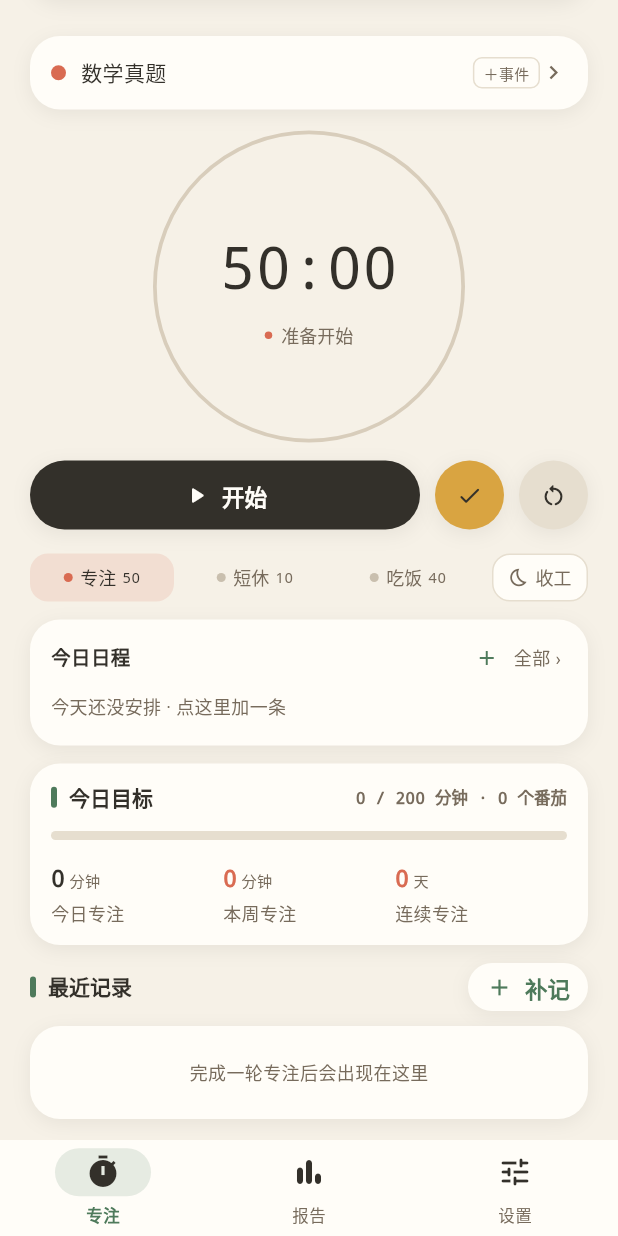
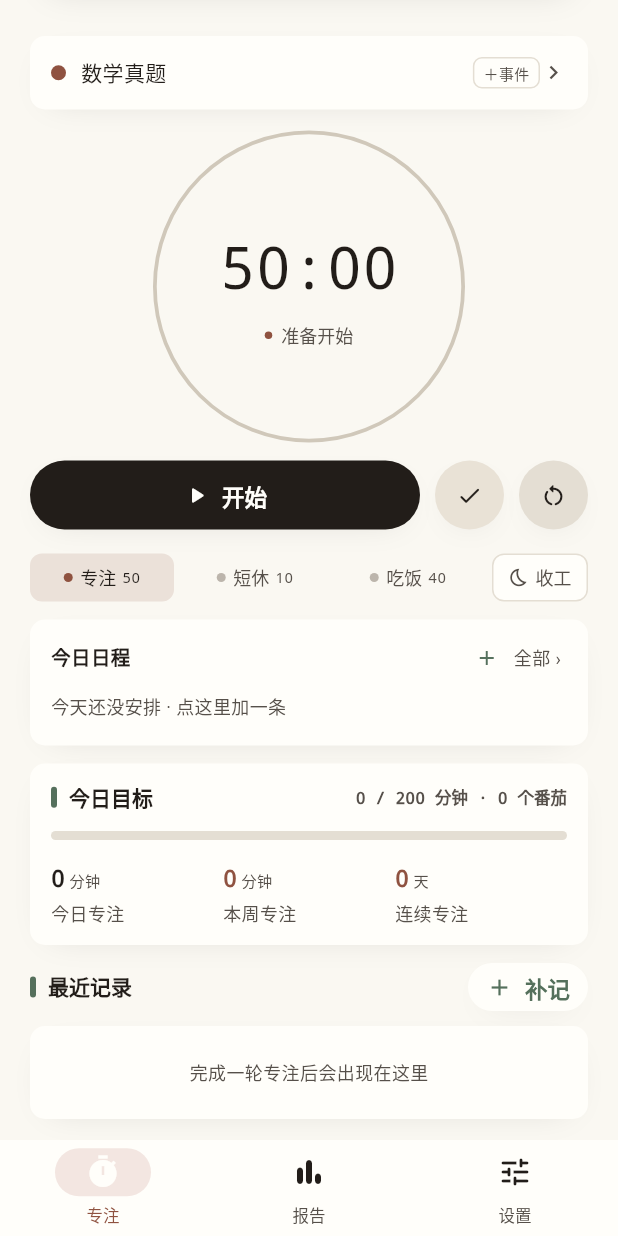
Before and after one commit to syc13534102408-gif/pomodoro, a Flutter app: the screen it shows after launch, scrolled down 112 dp, on a phone screen of 412 x 824 dp. Run offline on Flutter 3.47's test engine with Material 3 defaults, Android fonts, the phone set to English and light mode, and no system bars; our stand-ins replace audioplayers, flutter_local_notifications, shared_preferences, timezone; missing offline and left inert: flutter_foreground_task.

Commit message:
P0：换成檀褐素纸令牌层（17 色 + 六档字号 + 圆角/阴影/宋体），保留旧令牌兼容逻辑层

```diff
--- a/pomodoro_app/lib/src/theme.dart
+++ b/pomodoro_app/lib/src/theme.dart
@@ -1,107 +1,269 @@
 import 'package:flutter/material.dart';
 
-/// 方案 E「松林手帐」设计令牌 v2。
+/// V3「Claude 素纸书房 · 檀褐 Rosewood」设计令牌（2026-11-12 定稿）。
 ///
-/// 只有浅纸一套（D3 定稿）：纸面-卡片明度差 + 柔和投影分层，
-/// 阶段色只做语义小面积；主行动墨底纸字（R2）。
+/// 权威来源：`outputs/redesign-v3-2026-11-12/01-claude-studio.html` 与
+/// `design-spec-v3.md`。**页面代码禁止出现十六进制色值**，一律走这里。
+///
+/// 兼容约定：下方「旧名兼容」段保留了 v1.3.27 及之前所有令牌名
+/// （`card/sub/faint/pine/focus/mint/gold/goldInk/track`），因为 `models.dart`
+/// 的 `SessionMode.color/lineColor` 与其它逻辑层代码引用了它们；逻辑层一行未动，
+/// 只把取值映射到新色板。新增代码请直接用定稿语义名。
 class PineColors {
   const PineColors._();
 
-  /// 全局纸面底（scaffold / bottom sheet）
-  static const paper = Color(0xFFF6F1E7);
+  // ── 纸面四阶 ───────────────────────────────────────────────────────────
+  /// 主宣纸：页面主底
+  static const paper = Color(0xFFFAF8F2);
 
-  /// 卡片/便签底（card）
-  static const card = Color(0xFFFFFDF8);
+  /// 手稿书页：卡片 / Composer 笺纸
+  static const sheet = Color(0xFFFFFEFA);
 
-  /// 墨色主文字 / 主行动按钮底
-  static const ink = Color(0xFF33302A);
+  /// 亚麻凹槽：比例尺槽 / 输入底
+  static const sunken = Color(0xFFF0EBE2);
 
-  /// 次级文字、未选中、说明。
-  /// 2026-10-25 压暗：原 #85796A 对纸面只有 3.78:1、对卡片 4.18:1，
-  /// 而它承载全屏 10–12px 文字（方案 E §7.1 要求正文级 ≥4.5:1）。
-  /// 现值对纸面 4.62:1、对卡片 5.11:1。
-  static const sub = Color(0xFF776B5C);
+  /// 楮皮侧栏 / 装帧底
+  static const sand = Color(0xFFE9E2D6);
 
-  /// 禁用、空态占位
-  static const faint = Color(0xFFC9BFAE);
+  // ── 松烟墨四阶 ─────────────────────────────────────────────────────────
+  /// 浓墨（对纸 15.7:1）
+  static const ink = Color(0xFF221D19);
 
-  /// hairline 分隔 / 轨道 / 1px 描边
-  static const line = Color(0xFFE6DECF);
+  /// 中墨（对纸 7.5:1）
+  static const ink2 = Color(0xFF56504A);
 
-  /// 品牌松绿：Tab 选中、开关开态、勾选、达标/完成章、聚焦边
-  static const pine = Color(0xFF4E7A5B);
+  /// 淡墨：元信息、刻度注记
+  static const ink3 = Color(0xFF857F78);
 
-  /// 专注阶段色 + 危险语义（删除/清空）
-  static const focus = Color(0xFFD96B52);
+  /// 极淡墨：空刻度、完成划线
+  static const inkFaint = Color(0xFFBCB5AC);
 
-  /// 短休阶段色（2026-10-25 压暗到 3.37:1，原 #5FAE8B 作环弧只有 2.36:1，
-  /// 不达 WCAG 1.4.11 对「进度图形」的 3.0:1）。
-  static const mint = Color(0xFF47916E);
+  // ── 装帧线 ─────────────────────────────────────────────────────────────
+  /// 1px 裁切线
+  static const line = Color(0xFFE4DED3);
 
-  /// 长休阶段色 / 超时 / 「完成」按钮底
-  static const gold = Color(0xFFD9A441);
+  /// 定界线 / 控件描边
+  static const lineStrong = Color(0xFFD0C8BA);
 
-  /// 进度轨道（环轨、细进度条底）。**不要用 `line`**：`line` 是 hairline 分隔线，
-  /// 必须极浅（对纸面 1.19:1），而轨道要让「剩余比例」读得出来；两个用途的
-  /// 对比度要求相反，所以单独成令牌（2026-10-25 评审）。
-  static const track = Color(0xFFD8CDBB);
+  // ── 主强调 · 檀褐 ──────────────────────────────────────────────────────
+  /// 檀褐（对纸 5.73:1，白字对其 5.99:1）：主行动、定界线、比例尺游标、方印
+  static const accent = Color(0xFF8F5240);
 
-  /// `gold` 的文字/线条变体。`gold` 只作按钮底（其上放 ink 字 5.85:1）；
-  /// 直接当时钟/弧色对纸面只有 2.00:1，大字号也不达 3.0:1。
-  static const goldInk = Color(0xFFA87A2B);
+  /// 按下态深笔
+  static const accentDeep = Color(0xFF7A4434);
 
-  /// 阶段/语义色派生浅底：`α=.14 叠在纸面`，供段选、选中行、徽章底等使用。
+  /// 淡敷底 / 选中底
+  static const accentSoft = Color(0xFFF3E6E1);
+
+  // ── 辅助矿物色 ─────────────────────────────────────────────────────────
+  /// 青瓷松绿：同步点 / 短休
+  static const celadon = Color(0xFF55705C);
+
+  /// 赭石：超时加分 / 吃饭
+  static const ochre = Color(0xFF8A6A33);
+
+  /// 茜红：危险操作
+  static const crimson = Color(0xFF9E3328);
+
+  // ── 水墨四阶（图表堆叠柱专用，固定顺序不可换）─────────────────────────
+  /// 浓墨 82%
+  static const ink82 = Color(0xD1221D19);
+
+  /// 中墨 46%
+  static const ink46 = Color(0x7556504A);
+
+  /// 淡墨 22%
+  static const ink22 = Color(0x38857F78);
+
+  // ── 旧名兼容（逻辑层引用，勿删）────────────────────────────────────────
+  static const card = sheet;
+  static const sub = ink2;
+  static const faint = inkFaint;
+  static const pine = celadon;
+  static const focus = accent;
+  static const mint = celadon;
+
+  /// 长休 / 完成的「实底」：浅赭纸底。`ink` 压在其上 ≥4.5:1
+  /// （stage_color_test 断言），故不能直接用较暗的 `ochre`。
+  static const gold = sand;
+
+  /// 赭石线色：长休的线条 / 超时加分，对纸 ≥3.0:1 且与 `gold` 不同。
+  static const goldInk = ochre;
+
+  /// 进度轨道：比 hairline 更显眼但不能抢主体（stage_color_test 断言 1.2–1.8）。
+  static const track = lineStrong;
+
+  /// 语义色派生浅底（α=.14 叠在纸面），供段选、选中行、徽章底使用。
   /// 一律由代码派生，禁止各页手写近似色值。
   static Color tint(Color semantic) =>
       Color.alphaBlend(semantic.withAlpha(36), paper);
 }
 
-/// 字号阶梯：一屏最多用到的六档（2026-10-25 评审收敛）。
-/// 没有可引用的档位时，`fontSize: 12.5` 这类半像素值不会有人拦得住——
-/// 令牌化之后 code review 可以机械拒绝非档值。
+/// 字号阶梯：一屏最多六档。新代码只准引用这里，禁止写 `fontSize: 12.5`。
+/// `clock` 是定稿手稿页的 64px 活字大字（w500 / letter-spacing -0.025em）。
 class PineType {
   const PineType._();
 
-  /// 环内时钟（唯一 display）
-  static const double clock = 50;
+  static const double clock = 64;
+  static const double num = 24;
+  static const double body = 15;
+  static const double label = 13;
+  static const double meta = 12;
+  static const double caption = 11;
+}
 
-  /// 大数字（倒计时天数、统计格子数值）
-  static const double num = 18;
+/// 字体三线：宋体衬线（标题/计时/按钮/页签）、苹方（正文）、等宽（时间戳）。
+///
+/// 雷区：宋体在低端 Android 上 `w600` 可能回退发虚，标题统一 `w500` +
+/// `letterSpacing .01em`；`fontFamilyFallback` 保证无宋体时退到通用 serif。
+class PineText {
+  const PineText._();
 
-  /// 正文/任务名
-  static const double body = 15;
+  static const String serifFamily = 'Songti SC';
+  static const List<String> serifFallback = <String>[
+    'STSong',
+    'Source Han Serif SC',
+    'Noto Serif SC',
+    'serif',
+  ];
+  static const List<String> monoFallback = <String>[
+    'SF Mono',
+    'Menlo',
+    'monospace',
+  ];
 
-  /// 区块标题、列表主文本
-  static const double label = 13;
+  /// 标题 / 大字 / 按钮 / 页签。`size` 只准传 `PineType.*`。
+  static TextStyle serif({
+    double size = PineType.body,
+    Color color = PineColors.ink,
+    FontWeight weight = FontWeight.w500,
+    double letterSpacing = 0.01,
+    double? height,
+    List<FontFeature>? features,
+  }) =>
+      TextStyle(
+        fontFamily: serifFamily,
+        fontFamilyFallback: serifFallback,
+        fontSize: size,
+        color: color,
+        fontWeight: weight,
+        letterSpacing: letterSpacing,
+        height: height,
+        fontFeatures: features,
+      );
 
-  /// 元信息（记录时间、日程行、今日进度）
-  static const double meta = 12;
+  /// 正文说明：系统无衬线（苹方）。
+  static TextStyle sans({
+    double size = PineType.body,
+    Color color = PineColors.ink,
+    FontWeight weight = FontWeight.w400,
+    double? height,
+  }) =>
+      TextStyle(
+        fontSize: size,
+        color: color,
+        fontWeight: weight,
+        height: height,
+      );
 
-  /// 说明、徽标
-  static const double caption = 11;
+  /// 时间戳 / 编号：等宽 + tabular-nums，避免秒数跳动时宽度抖动。
+  static TextStyle mono({
+    double size = PineType.meta,
+    Color color = PineColors.ink2,
+    FontWeight weight = FontWeight.w500,
+  }) =>
+      TextStyle(
+        fontFamily: 'SF Mono',
+        fontFamilyFallback: monoFallback,
+        fontSize: size,
+        color: color,
+        fontWeight: weight,
+        fontFeatures: kNumericFont,
+      );
+}
+
+/// 圆角：定稿是「书页切角」不是软糖卡 —— 卡片 10、控件 6~9、方印 3~4、pill 999。
+class PineRadius {
+  const PineRadius._();
+
+  static const double card = 10;
+  static const double control = 8;
+  static const double seal = 3;
+  static const double pill = 999;
+}
+
+/// 两级阴影：卡片 / Composer。用负 spread 实现稿里的 `-12px` 收缩，
+/// 顶部 1px 内白高光由 [PineDecoration] 的渐变模拟（Flutter 无 inset 阴影）。
+class PineShadow {
+  const PineShadow._();
+
+  static const List<BoxShadow> card = <BoxShadow>[
+    BoxShadow(
+      color: Color(0x241C1A17),
+      offset: Offset(0, 6),
+      blurRadius: 18,
+      spreadRadius: -12,
+    ),
+  ];
+
+  static const List<BoxShadow> composer = <BoxShadow>[
+    BoxShadow(
+      color: Color(0x2E1C1A17),
+      offset: Offset(0, 10),
+      blurRadius: 26,
+      spreadRadius: -12,
+    ),
+  ];
+}
+
+/// 素纸容器的统一装饰：1px 裁切线 + 顶部内白高光 + 轻纸边影。
+class PineDecoration {
+  const PineDecoration._();
+
+  /// [composer] 为真时换成 Composer 的更强一级阴影与定界线。
+  static BoxDecoration sheet({
+    Color color = PineColors.sheet,
+    double radius = PineRadius.card,
+    bool composer = false,
+    bool shadowed = true,
+    Color? borderColor,
+  }) {
+    final border = borderColor ?? (composer ? PineColors.lineStrong : PineColors.line);
+    return BoxDecoration(
+      gradient: LinearGradient(
+        begin: Alignment.topCenter,
+        end: Alignment.bottomCenter,
+        stops: const <double>[0, 0.015, 1],
+        colors: <Color>[
+          Color.alphaBlend(const Color(0x59FFFFFF), color),
+          color,
+          color,
+        ],
+      ),
+      borderRadius: BorderRadius.circular(radius),
+      border: Border.all(color: border, width: Paper.hairline),
+      boxShadow: shadowed ? (composer ? PineShadow.composer : PineShadow.card) : null,
+    );
+  }
 }
 
 /// 纸面几何常量。半径/投影/描边统一由这里取值。
 class Paper {
   const Paper._();
 
-  /// 不再使用的粗描边占位（纸面卡片默认无描边，靠明度差 + 投影分层）。
-  static const cardBorder = 0.0;
+  /// 卡片默认 1px 装帧线（v3 定稿：不再靠纯明度差分层）。
+  static const cardBorder = 1.0;
 
   /// 输入框等 1px hairline 描边
   static const chipBorder = 1.0;
 
-  /// 卡片圆角
-  static const cardRadius = 20.0;
+  static const cardRadius = PineRadius.card;
 
-  /// 控件/输入圆角
-  static const chipRadius = 12.0;
+  static const chipRadius = PineRadius.control;
 
-  /// 小元件（色条、勾选框、进度、徽章）圆角
-  static const tinyRadius = 6.0;
+  static const tinyRadius = PineRadius.seal;
 
-  /// 桌面「专注舱」的版心与环径（2026-10-25 评审：环径是垂直预算的自变量，
-  /// 写死在 `_DesktopRing` 里，任何一屏多加一行内容都会重新触发裁切）。
+  /// 桌面「专注舱」的版心与环径（垂直预算的自变量，P5 重排时重新标定）。
   static const double cabinColumn = 452;
   static const double ringMax = 244;
   static const double ringMid = 200;
@@ -110,19 +272,13 @@ class Paper {
   /// 最细线宽（分隔线等）
   static const hairline = 1.0;
 
-  /// 按压位移（纸面方案不再平移，恒 0；保留字段兼容旧调用）。
+  /// 按压位移（纸面方案不平移，恒 0；保留字段兼容旧调用）。
   static const offset = 0.0;
 
-  /// 常态投影：柔和浅投影（纸卡浮于纸面）
-  static const List<BoxShadow> shadow = <BoxShadow>[
-    BoxShadow(
-      color: Color(0x1433302A), // ink α0.08
-      offset: Offset(0, 3),
-      blurRadius: 10,
-    ),
-  ];
+  /// 常态投影（卡片级）。
+  static const List<BoxShadow> shadow = PineShadow.card;
 
-  /// 描边 + 圆角 + 可选投影的通用装饰（默认无描边、20 圆角）。
+  /// 描边 + 圆角 + 可选投影的通用装饰（默认 1px 裁切线、10 圆角）。
   static BoxDecoration box({
     Color? color,
     double border = cardBorder,
@@ -139,17 +295,16 @@ class Paper {
       );
 }
 
-/// 任务可选配色。8 色，顺序与方案 D 一致（兼容既有 colorIndex 0–7），
-/// 仅换为低饱和暖调。
-const List<Color> kTaskPalette = [
-  Color(0xFFD96B52), // 0
-  Color(0xFF5FAE8B), // 1
-  Color(0xFFD9A441), // 2
-  Color(0xFF7F9CC0), // 3
-  Color(0xFFB78FB0), // 4
-  Color(0xFF7CBF9D), // 5
-  Color(0xFFCE9A64), // 6
-  Color(0xFFA3A8CC), // 7
+/// 任务可选配色。8 色，顺序兼容既有 colorIndex 0–7，换成定稿矿物/墨阶低饱和调。
+const List<Color> kTaskPalette = <Color>[
+  PineColors.accent, // 0 檀褐
+  PineColors.celadon, // 1 青瓷
+  PineColors.ochre, // 2 赭石
+  PineColors.ink2, // 3 中墨
+  PineColors.crimson, // 4 茜红
+  PineColors.ink3, // 5 淡墨
+  PineColors.accentDeep, // 6 深笔
+  PineColors.lineStrong, // 7 定界
 ];
 
 /// 计时与数据统一走等宽字形，避免秒数跳动时宽度抖动。
@@ -159,9 +314,11 @@ const List<FontFeature> kNumericFont = <FontFeature>[
 
 ThemeData buildPineTheme() {
   const ink = PineColors.ink;
+  const ink2 = PineColors.ink2;
   const line = PineColors.line;
-  const mint = PineColors.mint;
-  const gold = PineColors.gold;
+  const accent = PineColors.accent;
+  const celadon = PineColors.celadon;
+  const ochre = PineColors.ochre;
 
   final base = ThemeData(
     useMaterial3: true,
@@ -169,53 +326,44 @@ ThemeData buildPineTheme() {
     scaffoldBackgroundColor: PineColors.paper,
     canvasColor: PineColors.paper,
     colorScheme: const ColorScheme.light(
-      primary: PineColors.pine,
-      onPrimary: PineColors.card,
-      secondary: PineColors.mint,
-      onSecondary: PineColors.ink,
-      tertiary: PineColors.gold,
+      primary: PineColors.accent,
+      onPrimary: PineColors.sheet,
+      secondary: PineColors.celadon,
+      onSecondary: PineColors.sheet,
+      tertiary: PineColors.ochre,
       onTertiary: PineColors.ink,
-      surface: PineColors.card,
+      surface: PineColors.sheet,
       onSurface: ink,
-      error: PineColors.focus,
-      onError: PineColors.card,
-      outline: line,
+      error: PineColors.crimson,
+      onError: PineColors.sheet,
+      outline: PineColors.lineStrong,
     ),
   );
 
   return base.copyWith(
     textTheme: base.textTheme.apply(bodyColor: ink, displayColor: ink).copyWith(
-          headlineSmall: const TextStyle(
-            color: ink,
-            fontSize: 24,
+          headlineSmall: PineText.serif(
+            size: PineType.num,
             height: 1.15,
-            fontWeight: FontWeight.w700,
-            letterSpacing: 0,
+            weight: FontWeight.w500,
           ),
-          titleLarge: const TextStyle(
-            color: ink,
-            fontSize: 19,
-            fontWeight: FontWeight.w700,
-            letterSpacing: 0,
+          titleLarge: PineText.serif(
+            size: PineType.body,
+            weight: FontWeight.w500,
           ),
-          bodyMedium: const TextStyle(color: ink, fontSize: 15, height: 1.5),
+          bodyMedium: PineText.sans(size: PineType.body, height: 1.5),
         ),
-    appBarTheme: const AppBarTheme(
+    appBarTheme: AppBarTheme(
       backgroundColor: PineColors.paper,
       surfaceTintColor: Colors.transparent,
       foregroundColor: ink,
       elevation: 0,
       scrolledUnderElevation: 0,
       centerTitle: false,
-      titleTextStyle: TextStyle(
-        color: ink,
-        fontSize: 20,
-        fontWeight: FontWeight.w700,
-        letterSpacing: 0,
-      ),
+      titleTextStyle: PineText.serif(size: PineType.num, weight: FontWeight.w500),
     ),
     cardTheme: const CardThemeData(
-      color: PineColors.card,
+      color: PineColors.sheet,
       surfaceTintColor: Colors.transparent,
       elevation: 0,
       margin: EdgeInsets.zero,
@@ -229,45 +377,49 @@ ThemeData buildPineTheme() {
       space: Paper.hairline,
     ),
     listTileTheme: const ListTileThemeData(
-      iconColor: PineColors.sub,
+      iconColor: ink2,
       textColor: ink,
     ),
     inputDecorationTheme: InputDecorationTheme(
       filled: true,
-      fillColor: PineColors.card,
+      fillColor: PineColors.sunken,
       contentPadding: const EdgeInsets.symmetric(horizontal: 12, vertical: 12),
       border: OutlineInputBorder(
         borderRadius: BorderRadius.circular(Paper.chipRadius),
-        borderSide: const BorderSide(color: line, width: Paper.chipBorder),
+        borderSide: const BorderSide(color: PineColors.lineStrong, width: Paper.chipBorder),
       ),
       enabledBorder: OutlineInputBorder(
         borderRadius: BorderRadius.circular(Paper.chipRadius),
-        borderSide: const BorderSide(color: line, width: Paper.chipBorder),
+        borderSide: const BorderSide(color: PineColors.lineStrong, width: Paper.chipBorder),
       ),
       focusedBorder: OutlineInputBorder(
         borderRadius: BorderRadius.circular(Paper.chipRadius),
-        borderSide: const BorderSide(color: PineColors.pine, width: 1.5),
+        borderSide: const BorderSide(color: accent, width: 1.5),
       ),
-      labelStyle: const TextStyle(color: PineColors.sub, fontSize: 13),
-      hintStyle: const TextStyle(color: PineColors.sub, fontSize: 13),
+      labelStyle: PineText.sans(size: PineType.label, color: ink2),
+      hintStyle: PineText.sans(size: PineType.label, color: PineColors.ink3),
     ),
     filledButtonTheme: FilledButtonThemeData(
       style: FilledButton.styleFrom(
-        backgroundColor: ink,
-        foregroundColor: PineColors.card,
+        backgroundColor: accent,
+        foregroundColor: PineColors.sheet,
         minimumSize: const Size.fromHeight(46),
-        textStyle: const TextStyle(fontSize: 15, fontWeight: FontWeight.w600),
-        shape: const StadiumBorder(),
+        textStyle: PineText.serif(size: PineType.body, color: PineColors.sheet),
+        shape: const RoundedRectangleBorder(
+          borderRadius: BorderRadius.all(Radius.circular(Paper.chipRadius)),
+        ),
       ),
     ),
     outlinedButtonTheme: OutlinedButtonThemeData(
       style: OutlinedButton.styleFrom(
         foregroundColor: ink,
-        backgroundColor: PineColors.card,
+        backgroundColor: PineColors.sheet,
         minimumSize: const Size.fromHeight(46),
-        textStyle: const TextStyle(fontSize: 15, fontWeight: FontWeight.w600),
-        side: const BorderSide(color: line, width: Paper.chipBorder),
-        shape: const StadiumBorder(),
+        textStyle: PineText.serif(size: PineType.body),
+        side: const BorderSide(color: PineColors.lineStrong, width: Paper.chipBorder),
+        shape: const RoundedRectangleBorder(
+          borderRadius: BorderRadius.all(Radius.circular(Paper.chipRadius)),
+        ),
       ),
     ),
     textButtonTheme: TextButtonThemeData(
@@ -281,83 +433,77 @@ ThemeData buildPineTheme() {
       ),
     ),
     dialogTheme: DialogThemeData(
-      backgroundColor: PineColors.card,
+      backgroundColor: PineColors.sheet,
       surfaceTintColor: Colors.transparent,
       elevation: 0,
       shape: RoundedRectangleBorder(
         borderRadius: BorderRadius.circular(Paper.cardRadius),
       ),
-      titleTextStyle:
-          const TextStyle(color: ink, fontSize: 17, fontWeight: FontWeight.w700),
-      contentTextStyle: const TextStyle(color: ink, fontSize: 14),
+      titleTextStyle: PineText.serif(size: PineType.num, weight: FontWeight.w500),
+      contentTextStyle: PineText.sans(size: PineType.body),
     ),
     bottomSheetTheme: const BottomSheetThemeData(
       backgroundColor: PineColors.paper,
       surfaceTintColor: Colors.transparent,
       elevation: 0,
       shape: RoundedRectangleBorder(
-        borderRadius: BorderRadius.vertical(top: Radius.circular(26)),
+        borderRadius: BorderRadius.vertical(top: Radius.circular(Paper.cardRadius)),
       ),
     ),
-    snackBarTheme: const SnackBarThemeData(
-      backgroundColor: PineColors.card,
-      contentTextStyle: TextStyle(color: ink, fontSize: 14),
+    snackBarTheme: SnackBarThemeData(
+      backgroundColor: PineColors.sheet,
+      contentTextStyle: PineText.sans(size: PineType.body),
       behavior: SnackBarBehavior.floating,
     ),
     switchTheme: SwitchThemeData(
-      thumbColor: const WidgetStatePropertyAll(Colors.white),
+      thumbColor: const WidgetStatePropertyAll(PineColors.sheet),
       trackColor: WidgetStateProperty.resolveWith(
-        (states) => states.contains(WidgetState.selected)
-            ? PineColors.pine
-            : line,
+        (states) => states.contains(WidgetState.selected) ? accent : line,
       ),
       trackOutlineColor: const WidgetStatePropertyAll(Colors.transparent),
     ),
     checkboxTheme: CheckboxThemeData(
       fillColor: WidgetStateProperty.resolveWith(
         (states) => states.contains(WidgetState.selected)
-            ? PineColors.pine
+            ? accent
             : Colors.transparent,
       ),
-      checkColor: const WidgetStatePropertyAll(Colors.white),
-      side: const BorderSide(color: line, width: 1.5),
+      checkColor: const WidgetStatePropertyAll(PineColors.sheet),
+      side: const BorderSide(color: PineColors.lineStrong, width: 1.5),
       shape: RoundedRectangleBorder(
         borderRadius: BorderRadius.circular(Paper.tinyRadius),
       ),
     ),
     progressIndicatorTheme: const ProgressIndicatorThemeData(
-      color: PineColors.pine,
-      linearTrackColor: PineColors.line,
+      color: accent,
+      linearTrackColor: PineColors.sunken,
       linearMinHeight: 6,
     ),
     navigationBarTheme: NavigationBarThemeData(
-      backgroundColor: PineColors.card,
+      backgroundColor: PineColors.sheet,
       surfaceTintColor: Colors.transparent,
       elevation: 0,
       height: 64,
-      indicatorColor: Color.alphaBlend(PineColors.pine.withAlpha(36),
-          PineColors.card),
+      indicatorColor: PineColors.accentSoft,
       labelTextStyle: WidgetStateProperty.resolveWith(
-        (states) => TextStyle(
-          fontSize: 11,
-          fontWeight: states.contains(WidgetState.selected)
-              ? FontWeight.w600
+        (states) => PineText.serif(
+          size: PineType.caption,
+          color: states.contains(WidgetState.selected) ? accent : ink2,
+          weight: states.contains(WidgetState.selected)
+              ? FontWeight.w500
               : FontWeight.w400,
-          color: states.contains(WidgetState.selected)
-              ? PineColors.pine
-              : PineColors.sub,
         ),
       ),
     ),
     timePickerTheme: const TimePickerThemeData(
-      backgroundColor: PineColors.card,
+      backgroundColor: PineColors.sheet,
       shape: RoundedRectangleBorder(
         borderRadius: BorderRadius.all(Radius.circular(Paper.cardRadius)),
       ),
     ),
-    // 阶段/语义色相关主题补充（mint/gold 供个别系统组件使用）。
+    // 语义色供系统组件兜底（正文代码请直接用 `PineColors.*`）。
     extensions: const <ThemeExtension<dynamic>>[
-      _SemanticColors(mint: mint, gold: gold),
+      _SemanticColors(mint: celadon, gold: ochre),
     ],
   );
 }
```
Also changed, not shown: 1 other file.
